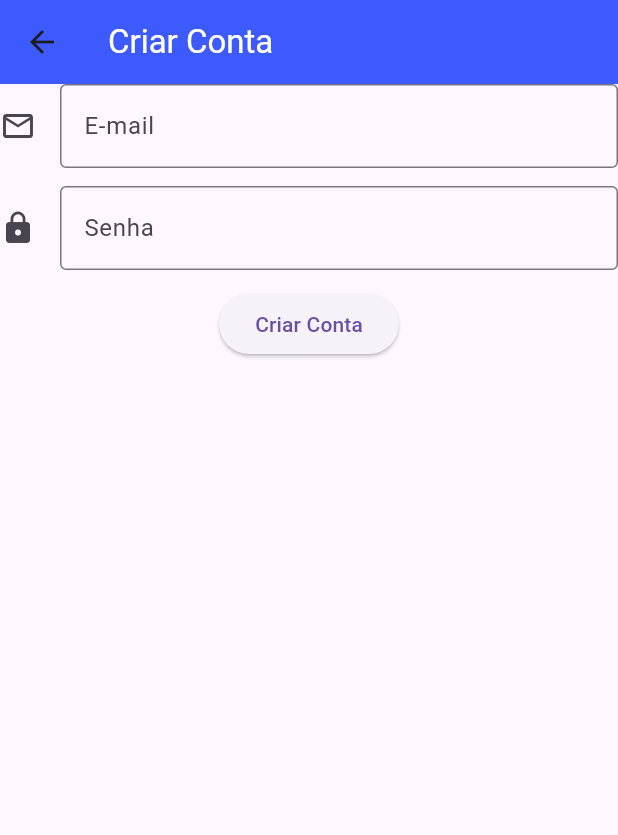
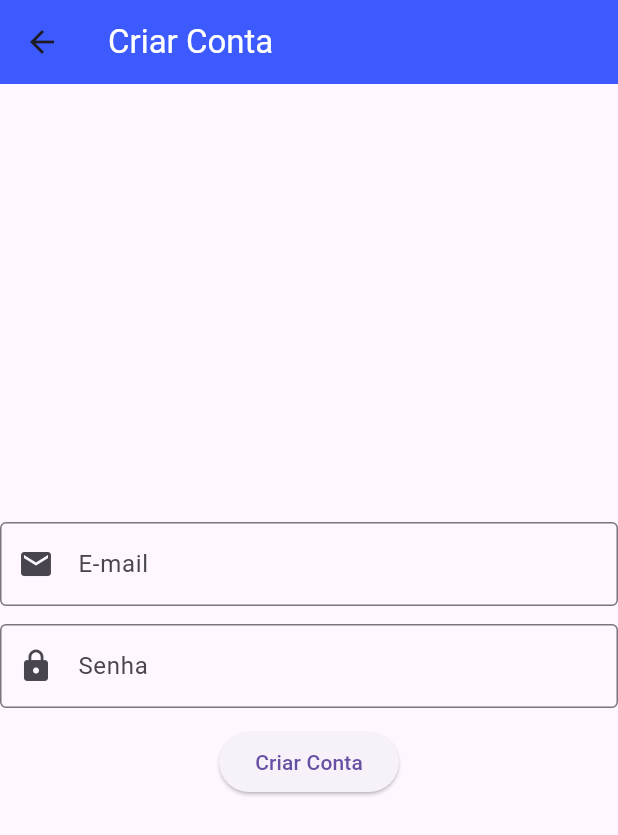
Before and after one commit to PedroSawczuk/CRUD-Supabase, a Flutter app: the CriarContaPage screen opened by its route, on a phone screen of 412 x 824 dp. Shown: the top 835 px of the screen. Run offline on Flutter 3.47's test engine with Material 3 defaults, Android fonts, the light colour scheme and no system bars; our stand-ins replace supabase_flutter; accounts and stored records are empty.

Commit message:
2.1 - Atualizando a estilização do CriarConta/Login

```diff
--- a/lib/pages/criarContaPage.dart
+++ b/lib/pages/criarContaPage.dart
@@ -21,22 +21,23 @@ class _CriarContaPageState extends State<CriarContaPage> {
         ),
       ),
       body: Column(
+        mainAxisAlignment: MainAxisAlignment.center,
         children: [
-          TextFormField(
+          TextField(
             decoration: InputDecoration(
               labelText: 'E-mail',
-              icon: Icon(Icons.email_outlined),
               border: OutlineInputBorder(),
+              prefixIcon: Icon(Icons.email),
             ),
           ),
           SizedBox(
             height: 12,
           ),
-          TextFormField(
+          TextField(
             decoration: InputDecoration(
               labelText: 'Senha',
-              icon: Icon(Icons.lock),
               border: OutlineInputBorder(),
+              prefixIcon: Icon(Icons.lock),
             ),
           ),
           SizedBox(
--- a/lib/pages/esqueciSenhaPage.dart
+++ b/lib/pages/esqueciSenhaPage.dart
@@ -21,13 +21,14 @@ class _EsqueciSenhaPageState extends State<EsqueciSenhaPage> {
         ),
       ),
       body: Column(
+        mainAxisAlignment: MainAxisAlignment.center,
         children: [
           Text('Informe seu email para recuperar a senha'),
-          TextFormField(
+          TextField(
             decoration: InputDecoration(
               labelText: 'E-mail',
-              icon: Icon(Icons.email_outlined),
               border: OutlineInputBorder(),
+              prefixIcon: Icon(Icons.email),
             ),
           ),
           ElevatedButton(
```
Also changed, not shown: lib/pages/homePage.dart (+18 -0 lines), lib/pages/loginPage.dart (+4 -9 lines).
